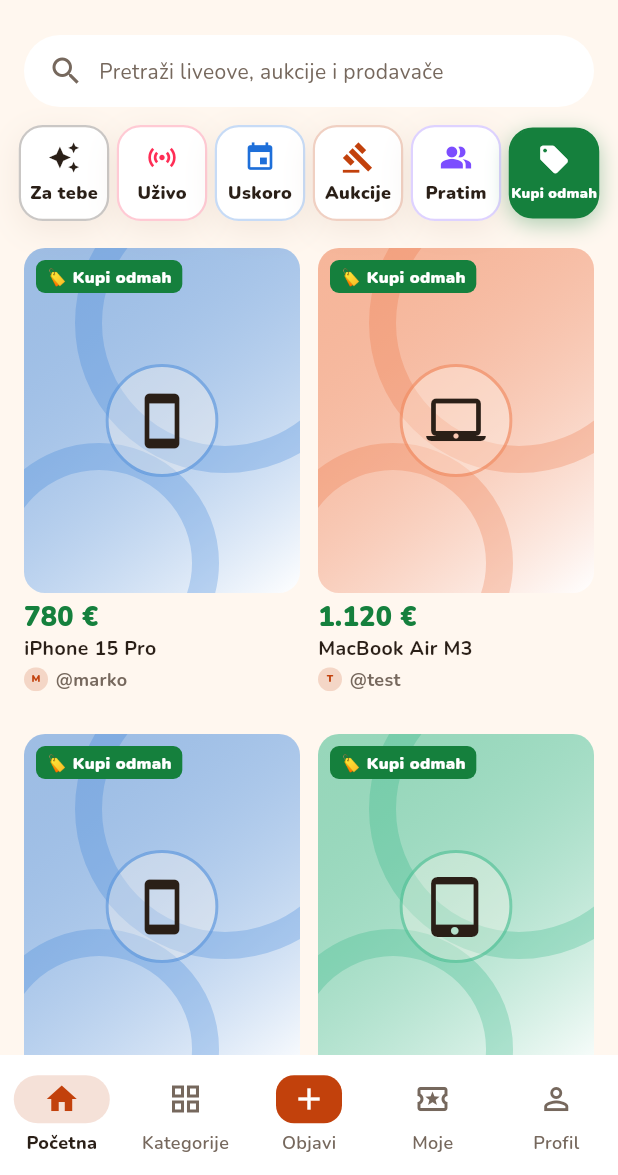
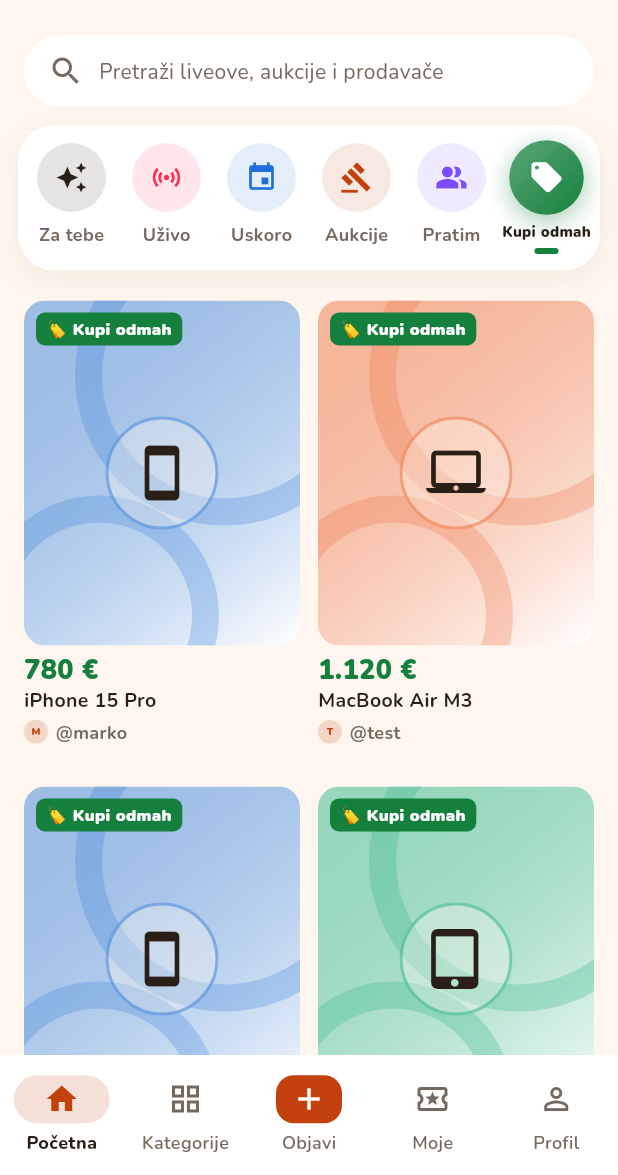
Before and after one commit to Karlo6546541/bot, a Flutter app: the screen it shows after launch, after a tap on "Kupi odmah", on a phone screen of 412 x 824 dp, the part 61-1236 px from its top. Run offline on Flutter 3.47's test engine with Material 3 defaults, Android fonts, the phone set to English and light mode, and no system bars; our stand-ins replace file_picker, flutter_riverpod, hive_flutter, image_picker, qr_flutter, share_plus and 2 more; missing offline and left inert: dart:js_interop, dart_webrtc, flutter_webrtc; accounts and stored records are empty.

Commit message:
Početna: redizajn brzog izbornika
Jedna bijela traka s okruglim ikonama u boji vrste; odabrana se ispuni
gradijentom, malo naraste, dobije sjenu i točkicu ispod.

Co-Authored-By: Claude Opus 5.5 <noreply@anthropic.com>
Claude-Session: https://claude.ai/code/session_01PBov6w7Hus1Rp49XeCqhPo

```diff
--- a/loop_app/lib/screens/live_home_screen.dart
+++ b/loop_app/lib/screens/live_home_screen.dart
@@ -384,13 +384,21 @@ class _LiveHomeScreenState extends ConsumerState<LiveHomeScreen> {
             ),
           ),
         ),
-        // Brzi izbornik: pet jednakih pločica preko cijele širine (bez
-        // listanja); odabrana se ispuni bojom svoje vrste.
+        // Brzi izbornik: jedna traka preko cijele širine (bez listanja) s
+        // okruglim ikonama u boji svoje vrste; odabrana se ispuni
+        // gradijentom, malo naraste i dobije točkicu ispod.
         SliverToBoxAdapter(
-          child: Padding(
-            padding: const EdgeInsets.fromLTRB(10, 4, 10, 6),
+          child: Container(
+            margin: const EdgeInsets.fromLTRB(12, 4, 12, 8),
+            padding: const EdgeInsets.fromLTRB(4, 10, 4, 6),
+            decoration: BoxDecoration(
+              color: LoopColors.surface,
+              borderRadius: BorderRadius.circular(24),
+              boxShadow: LoopColors.softShadow,
+            ),
             child: Row(
               key: const ValueKey('home-cats'),
+              crossAxisAlignment: CrossAxisAlignment.start,
               children: [
                 _Pill(
                   id: 'for-you',
@@ -617,71 +625,94 @@ class _Pill extends StatelessWidget {
 
   @override
   Widget build(BuildContext context) {
-    final onColor = color == LoopColors.textPrimary
-        ? LoopColors.background
-        : Colors.white;
+    final dark = color == LoopColors.textPrimary;
+    // Svjetliji ton iste boje za gradijent odabrane ikone.
+    final light = Color.lerp(color, Colors.white, dark ? 0.25 : 0.3)!;
     return Expanded(
+      child: InkWell(
+        key: ValueKey('home-cat-$id'),
+        borderRadius: BorderRadius.circular(18),
+        onTap: onTap,
         child: Padding(
-        padding: const EdgeInsets.symmetric(horizontal: 2.5),
+          padding: const EdgeInsets.symmetric(vertical: 2),
+          child: Column(
+            mainAxisSize: MainAxisSize.min,
+            children: [
+              AnimatedScale(
+                scale: selected ? 1.08 : 1,
+                duration: const Duration(milliseconds: 220),
+                curve: Curves.easeOutBack,
+                child: Badge(
+                  isLabelVisible: badge > 0,
+                  label: Text('$badge'),
+                  backgroundColor: id == 'live' ? LoopColors.live : color,
+                  textColor: Colors.white,
+                  offset: const Offset(4, -4),
                   child: AnimatedContainer(
-          duration: const Duration(milliseconds: 200),
+                    duration: const Duration(milliseconds: 220),
                     curve: Curves.easeOut,
+                    width: 46,
+                    height: 46,
                     decoration: BoxDecoration(
-            color: selected ? color : LoopColors.surface,
-            borderRadius: BorderRadius.circular(16),
-            border: Border.all(
-              color: selected ? color : color.withValues(alpha: 0.25),
-              width: 1.5,
-            ),
+                      shape: BoxShape.circle,
+                      color: selected ? null : color.withValues(alpha: 0.12),
+                      gradient: selected
+                          ? LinearGradient(
+                              begin: Alignment.topLeft,
+                              end: Alignment.bottomRight,
+                              colors: [light, color],
+                            )
+                          : null,
                       boxShadow: selected
                           ? [
                               BoxShadow(
-                      color: color.withValues(alpha: 0.35),
+                                color: color.withValues(alpha: 0.4),
                                 blurRadius: 12,
                                 offset: const Offset(0, 4),
                               ),
                             ]
-                : LoopColors.softShadow,
+                          : null,
                     ),
-          child: Material(
-            type: MaterialType.transparency,
-            child: InkWell(
-              key: ValueKey('home-cat-$id'),
-              borderRadius: BorderRadius.circular(16),
-              onTap: onTap,
-              child: Padding(
-                padding: const EdgeInsets.symmetric(vertical: 9),
-                child: Column(
-                  mainAxisSize: MainAxisSize.min,
-                  children: [
-                    Badge(
-                      isLabelVisible: badge > 0,
-                      label: Text('$badge'),
-                      backgroundColor: selected ? Colors.white : color,
-                      textColor: selected ? color : Colors.white,
                     child: Icon(
                       icon,
                       size: 22,
-                        color: selected ? onColor : color,
+                      color: selected
+                          ? (dark ? LoopColors.background : Colors.white)
+                          : color,
                     ),
                   ),
-                    const SizedBox(height: 4),
-                    FittedBox(
+                ),
+              ),
+              const SizedBox(height: 6),
+              Padding(
+                padding: const EdgeInsets.symmetric(horizontal: 2),
+                child: FittedBox(
                   fit: BoxFit.scaleDown,
                   child: Text(
                     label,
                     maxLines: 1,
                     style: TextStyle(
-                          color: selected ? onColor : LoopColors.textPrimary,
-                          fontWeight: FontWeight.w900,
+                      color: selected
+                          ? LoopColors.textPrimary
+                          : LoopColors.textSecondary,
+                      fontWeight: selected ? FontWeight.w900 : FontWeight.w700,
                       fontSize: 12,
                     ),
                   ),
                 ),
-                  ],
+              ),
+              const SizedBox(height: 4),
+              // Oznaka odabranog: točkica u boji vrste.
+              AnimatedContainer(
+                duration: const Duration(milliseconds: 220),
+                width: selected ? 16 : 0,
+                height: 4,
+                decoration: BoxDecoration(
+                  color: color,
+                  borderRadius: BorderRadius.circular(99),
                 ),
               ),
-            ),
+            ],
           ),
         ),
       ),
```
Lines whose indentation alone changed are shown as unchanged.
